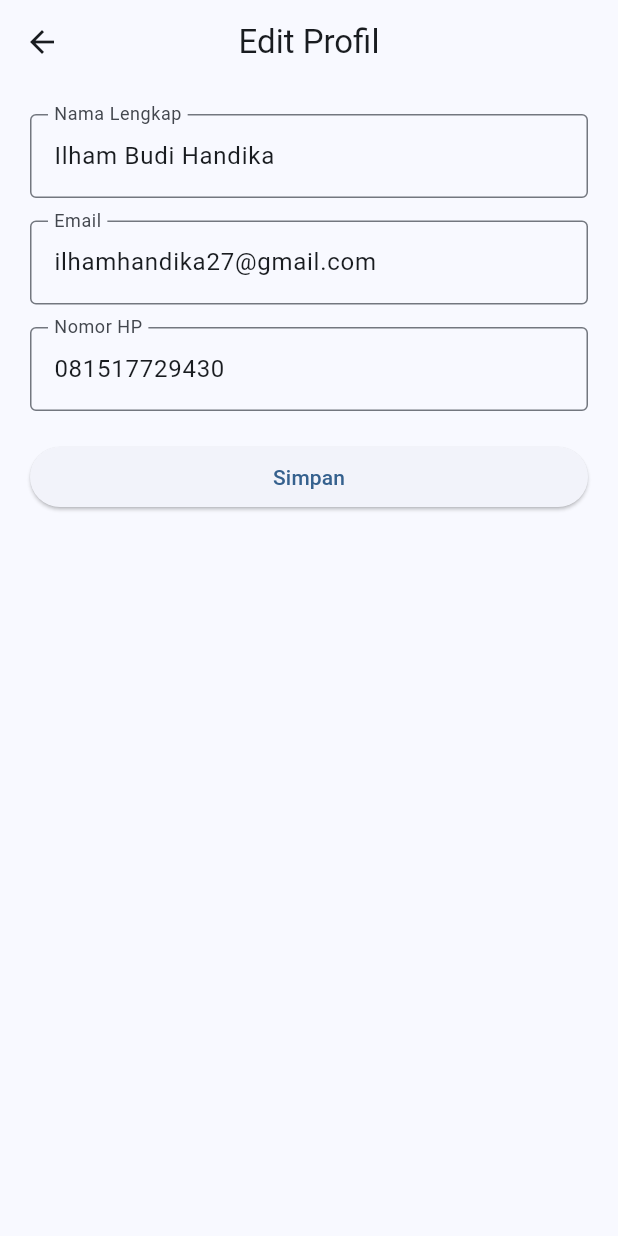
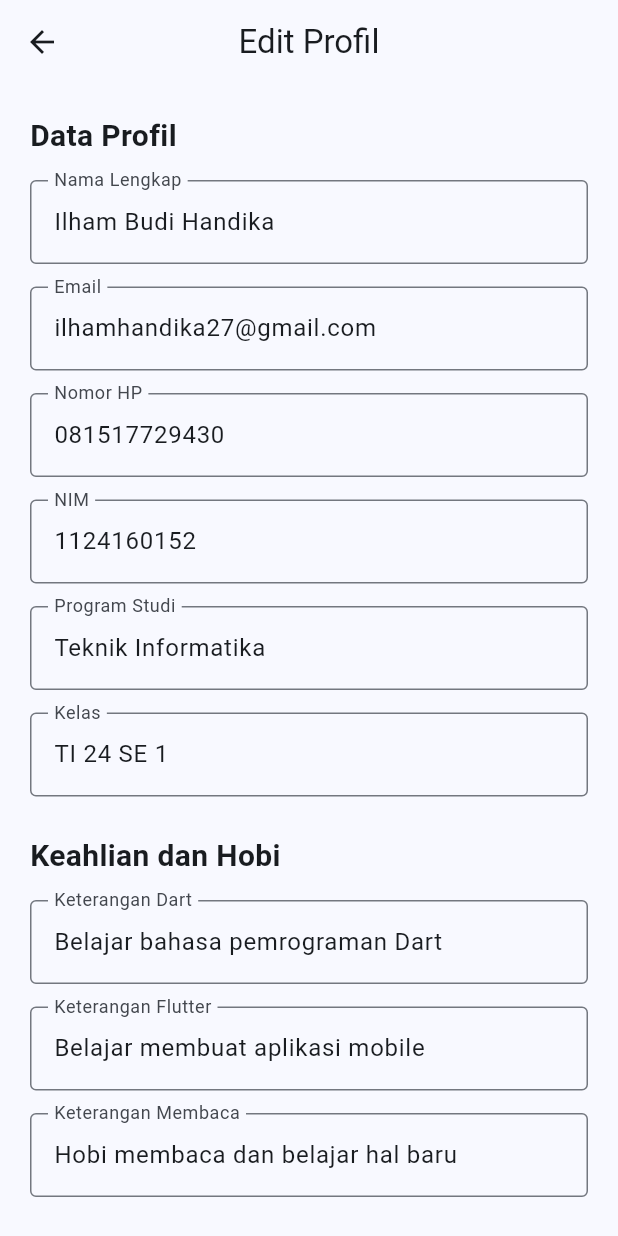
Before and after one commit to ilhambudihandika/uts-pml-1124160152, a Flutter app: the ProfilPage screen opened directly, after a tap on "Edit Profil", on a phone screen of 412 x 824 dp. Run offline on Flutter 3.47's test engine with Material 3 defaults, Android fonts, the phone set to English and light mode, and no system bars.

Commit message:
Menambahkan fitur edit tentang saya

```diff
--- a/soal2_profil_app/lib/main.dart
+++ b/soal2_profil_app/lib/main.dart
@@ -45,9 +45,7 @@ class _MyAppState extends State<MyApp> {
         ),
       ),
 
-      home: Builder(
-        builder: (context) {
-          return Scaffold(
+      home: Scaffold(
         body: LoginPage(
           onUbahTema: ubahTema,
           darkMode: darkMode,
@@ -58,8 +56,6 @@ class _MyAppState extends State<MyApp> {
             darkMode ? Icons.light_mode : Icons.dark_mode,
           ),
         ),
-          );
-        },
       ),
     );
   }
--- a/soal2_profil_app/lib/screens/edit_profil_page.dart
+++ b/soal2_profil_app/lib/screens/edit_profil_page.dart
@@ -5,12 +5,33 @@ class EditProfilPage extends StatefulWidget {
   final String nama;
   final String email;
   final String noHp;
+  final String nim;
+  final String prodi;
+  final String kelas;
+
+  final String dartDesc;
+  final String flutterDesc;
+  final String membacaDesc;
+  final String sd;
+  final String smp;
+  final String smk;
+  final String kuliah;
 
   const EditProfilPage({
     super.key,
     required this.nama,
     required this.email,
     required this.noHp,
+    required this.nim,
+    required this.prodi,
+    required this.kelas,
+    required this.dartDesc,
+    required this.flutterDesc,
+    required this.membacaDesc,
+    required this.sd,
+    required this.smp,
+    required this.smk,
+    required this.kuliah,
   });
 
   @override
@@ -23,6 +44,18 @@ class _EditProfilPageState extends State<EditProfilPage> {
   late TextEditingController namaController;
   late TextEditingController emailController;
   late TextEditingController noHpController;
+  late TextEditingController nimController;
+  late TextEditingController prodiController;
+  late TextEditingController kelasController;
+
+  late TextEditingController dartController;
+  late TextEditingController flutterController;
+  late TextEditingController membacaController;
+
+  late TextEditingController sdController;
+  late TextEditingController smpController;
+  late TextEditingController smkController;
+  late TextEditingController kuliahController;
 
   @override
   void initState() {
@@ -31,6 +64,18 @@ class _EditProfilPageState extends State<EditProfilPage> {
     namaController = TextEditingController(text: widget.nama);
     emailController = TextEditingController(text: widget.email);
     noHpController = TextEditingController(text: widget.noHp);
+    nimController = TextEditingController(text: widget.nim);
+    prodiController = TextEditingController(text: widget.prodi);
+    kelasController = TextEditingController(text: widget.kelas);
+
+    dartController = TextEditingController(text: widget.dartDesc);
+    flutterController = TextEditingController(text: widget.flutterDesc);
+    membacaController = TextEditingController(text: widget.membacaDesc);
+
+    sdController = TextEditingController(text: widget.sd);
+    smpController = TextEditingController(text: widget.smp);
+    smkController = TextEditingController(text: widget.smk);
+    kuliahController = TextEditingController(text: widget.kuliah);
   }
 
   @override
@@ -38,7 +83,39 @@ class _EditProfilPageState extends State<EditProfilPage> {
     namaController.dispose();
     emailController.dispose();
     noHpController.dispose();
+    nimController.dispose();
+    prodiController.dispose();
+    kelasController.dispose();
+
+    dartController.dispose();
+    flutterController.dispose();
+    membacaController.dispose();
+
+    sdController.dispose();
+    smpController.dispose();
+    smkController.dispose();
+    kuliahController.dispose();
+
     super.dispose();
+  }
+
+  Widget buatInput(String label, TextEditingController controller) {
+    return Padding(
+      padding: const EdgeInsets.only(bottom: 15),
+      child: TextFormField(
+        controller: controller,
+        decoration: InputDecoration(
+          labelText: label,
+          border: const OutlineInputBorder(),
+        ),
+        validator: (value) {
+          if (value == null || value.trim().isEmpty) {
+            return '$label tidak boleh kosong';
+          }
+          return null;
+        },
+      ),
+    );
   }
 
   @override
@@ -48,63 +125,61 @@ class _EditProfilPageState extends State<EditProfilPage> {
         title: const Text('Edit Profil'),
         centerTitle: true,
       ),
-      body: Padding(
+      body: SingleChildScrollView(
         padding: const EdgeInsets.all(20),
         child: Form(
           key: _formKey,
           child: Column(
+            crossAxisAlignment: CrossAxisAlignment.start,
             children: [
-              TextFormField(
-                controller: namaController,
-                decoration: const InputDecoration(
-                  labelText: 'Nama Lengkap',
-                  border: OutlineInputBorder(),
+              const Text(
+                'Data Profil',
+                style: TextStyle(
+                  fontSize: 20,
+                  fontWeight: FontWeight.bold,
                 ),
-                validator: (value) {
-                  if (value == null || value.isEmpty) {
-                    return 'Nama tidak boleh kosong';
-                  }
-                  return null;
-                },
               ),
-
               const SizedBox(height: 15),
 
-              TextFormField(
-                controller: emailController,
-                decoration: const InputDecoration(
-                  labelText: 'Email',
-                  border: OutlineInputBorder(),
+              buatInput('Nama Lengkap', namaController),
+              buatInput('Email', emailController),
+              buatInput('Nomor HP', noHpController),
+              buatInput('NIM', nimController),
+              buatInput('Program Studi', prodiController),
+              buatInput('Kelas', kelasController),
+
+              const SizedBox(height: 10),
+
+              const Text(
+                'Keahlian dan Hobi',
+                style: TextStyle(
+                  fontSize: 20,
+                  fontWeight: FontWeight.bold,
                 ),
-                validator: (value) {
-                  if (value == null ||
-                      !value.contains('@') ||
-                      !value.contains('.')) {
-                    return 'Email tidak valid';
-                  }
-                  return null;
-                },
               ),
-
               const SizedBox(height: 15),
 
-              TextFormField(
-                controller: noHpController,
-                keyboardType: TextInputType.number,
-                decoration: const InputDecoration(
-                  labelText: 'Nomor HP',
-                  border: OutlineInputBorder(),
+              buatInput('Keterangan Dart', dartController),
+              buatInput('Keterangan Flutter', flutterController),
+              buatInput('Keterangan Membaca', membacaController),
+
+              const SizedBox(height: 10),
+
+              const Text(
+                'Riwayat Pendidikan',
+                style: TextStyle(
+                  fontSize: 20,
+                  fontWeight: FontWeight.bold,
                 ),
-                validator: (value) {
-                  if (value == null ||
-                      !RegExp(r'^\d{10,13}$').hasMatch(value)) {
-                    return 'Nomor HP harus 10-13 digit';
-                  }
-                  return null;
-                },
               ),
+              const SizedBox(height: 15),
 
-              const SizedBox(height: 20),
+              buatInput('Sekolah Dasar', sdController),
+              buatInput('SMP', smpController),
+              buatInput('SMA / SMK', smkController),
+              buatInput('Perguruan Tinggi', kuliahController),
+
+              const SizedBox(height: 10),
 
               SizedBox(
                 width: double.infinity,
@@ -115,6 +190,16 @@ class _EditProfilPageState extends State<EditProfilPage> {
                         'nama': namaController.text,
                         'email': emailController.text,
                         'noHp': noHpController.text,
+                        'nim': nimController.text,
+                        'prodi': prodiController.text,
+                        'kelas': kelasController.text,
+                        'dartDesc': dartController.text,
+                        'flutterDesc': flutterController.text,
+                        'membacaDesc': membacaController.text,
+                        'sd': sdController.text,
+                        'smp': smpController.text,
+                        'smk': smkController.text,
+                        'kuliah': kuliahController.text,
                       });
                     }
                   },
--- a/soal2_profil_app/lib/screens/profil_page.dart
+++ b/soal2_profil_app/lib/screens/profil_page.dart
@@ -23,10 +23,26 @@ class _ProfilPageState extends State<ProfilPage> {
   String nama = 'Ilham Budi Handika';
   String email = 'ilhamhandika27@gmail.com';
   String noHp = '081517729430';
+  String nim = '1124160152';
+  String prodi = 'Teknik Informatika';
+  String kelas = 'TI 24 SE 1';
 
-  final String nim = '1124160152';
-  final String prodi = 'Teknik Informatika';
-  final String kelas = 'TI 24 SE 1';
+  String dartDesc = 'Belajar bahasa pemrograman Dart';
+  String flutterDesc = 'Belajar membuat aplikasi mobile';
+  String membacaDesc = 'Hobi membaca dan belajar hal baru';
+
+  String sd = 'SDN PANUNGGANGAN 10';
+  String smp = 'SMP NEGERI 23';
+  String smk = 'SMK NEGERI 4 KOTA TANGERANG';
+  String kuliah = 'Global Institute - Teknik Informatika';
+
+  late bool darkMode;
+
+  @override
+  void initState() {
+    super.initState();
+    darkMode = widget.darkMode;
+  }
 
   Future<void> editProfil() async {
     final hasil = await Navigator.push<Map<String, String>>(
@@ -36,6 +52,16 @@ class _ProfilPageState extends State<ProfilPage> {
           nama: nama,
           email: email,
           noHp: noHp,
+          nim: nim,
+          prodi: prodi,
+          kelas: kelas,
+          dartDesc: dartDesc,
+          flutterDesc: flutterDesc,
+          membacaDesc: membacaDesc,
+          sd: sd,
+          smp: smp,
+          smk: smk,
+          kuliah: kuliah,
         ),
       ),
     );
@@ -45,6 +71,18 @@ class _ProfilPageState extends State<ProfilPage> {
         nama = hasil['nama'] ?? nama;
         email = hasil['email'] ?? email;
         noHp = hasil['noHp'] ?? noHp;
+        nim = hasil['nim'] ?? nim;
+        prodi = hasil['prodi'] ?? prodi;
+        kelas = hasil['kelas'] ?? kelas;
+
+        dartDesc = hasil['dartDesc'] ?? dartDesc;
+        flutterDesc = hasil['flutterDesc'] ?? flutterDesc;
+        membacaDesc = hasil['membacaDesc'] ?? membacaDesc;
+
+        sd = hasil['sd'] ?? sd;
+        smp = hasil['smp'] ?? smp;
+        smk = hasil['smk'] ?? smk;
+        kuliah = hasil['kuliah'] ?? kuliah;
       });
     }
   }
@@ -53,16 +91,35 @@ class _ProfilPageState extends State<ProfilPage> {
     Navigator.push(
       context,
       MaterialPageRoute(
-        builder: (context) => const AboutPage(),
+        builder: (context) => AboutPage(
+          dartDesc: dartDesc,
+          flutterDesc: flutterDesc,
+          membacaDesc: membacaDesc,
+          sd: sd,
+          smp: smp,
+          smk: smk,
+          kuliah: kuliah,
+        ),
       ),
     );
+  }
+
+  void ubahPengaturanTema(bool value) {
+    setState(() {
+      darkMode = value;
+    });
+
+    widget.onUbahTema?.call();
   }
 
   void logout() {
     Navigator.pushAndRemoveUntil(
       context,
       MaterialPageRoute(
-        builder: (context) => const LoginPage(),
+        builder: (context) => LoginPage(
+          onUbahTema: widget.onUbahTema,
+          darkMode: darkMode,
+        ),
       ),
       (route) => false,
     );
@@ -93,19 +150,12 @@ class _ProfilPageState extends State<ProfilPage> {
                   'assets/images/foto_profil.jpg',
                 ),
               ),
-              decoration: BoxDecoration(
-                color: Theme.of(context).colorScheme.primary,
-              ),
             ),
-
             ListTile(
               leading: const Icon(Icons.person),
               title: const Text('Profil Mahasiswa'),
-              onTap: () {
-                Navigator.pop(context);
-              },
+              onTap: () => Navigator.pop(context),
             ),
-
             ListTile(
               leading: const Icon(Icons.edit),
               title: const Text('Edit Profil'),
@@ -114,7 +164,6 @@ class _ProfilPageState extends State<ProfilPage> {
                 editProfil();
               },
             ),
-
             ListTile(
               leading: const Icon(Icons.info),
               title: const Text('Tentang Saya'),
@@ -123,21 +172,14 @@ class _ProfilPageState extends State<ProfilPage> {
                 bukaTentangSaya();
               },
             ),
-
             const Divider(),
-
             SwitchListTile(
               secondary: const Icon(Icons.dark_mode),
               title: const Text('Dark Mode'),
-              value: widget.darkMode,
-              onChanged: (value) {
-                Navigator.pop(context);
-                widget.onUbahTema?.call();
-              },
+              value: darkMode,
+              onChanged: ubahPengaturanTema,
             ),
-
             const Divider(),
-
             ListTile(
               leading: const Icon(Icons.logout),
               title: const Text('Logout'),
```
Also changed, not shown: soal2_profil_app/lib/screens/about_page.dart (+41 -24 lines), soal2_profil_app/lib/screens/login_page.dart (+12 -2 lines). Lines whose indentation alone changed are shown as unchanged.
